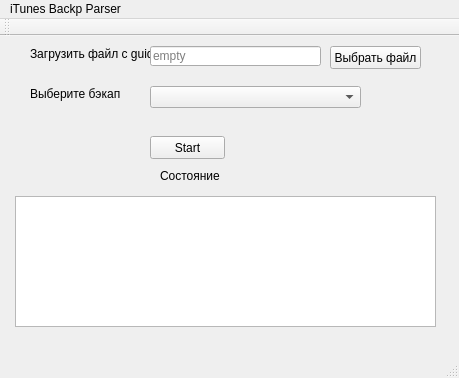
This is mainwindow.ui in vohulg/iTunesParser as Qt 5 draws it before an edit. The edited form follows.
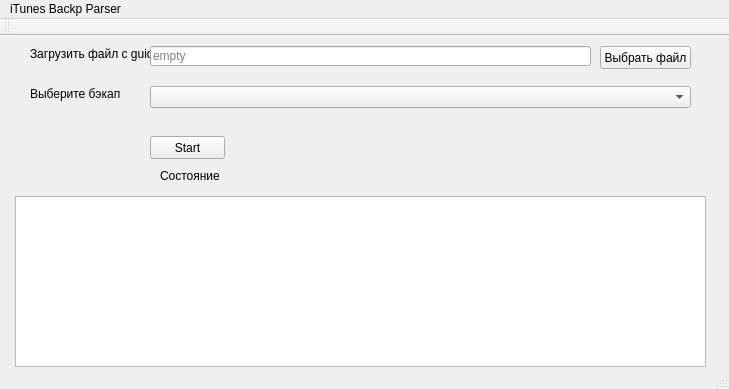
This is the edited form.

```diff
--- a/mainwindow.ui
+++ b/mainwindow.ui
@@ -9,8 +9,8 @@
    <rect>
     <x>0</x>
     <y>0</y>
-    <width>459</width>
-    <height>378</height>
+    <width>729</width>
+    <height>389</height>
    </rect>
   </property>
   <property name="windowTitle">
@@ -22,7 +22,7 @@
      <rect>
       <x>150</x>
       <y>50</y>
-      <width>211</width>
+      <width>541</width>
       <height>22</height>
      </rect>
     </property>
@@ -58,8 +58,8 @@
      <rect>
       <x>15</x>
       <y>160</y>
-      <width>421</width>
-      <height>131</height>
+      <width>691</width>
+      <height>171</height>
      </rect>
     </property>
    </widget>
@@ -94,7 +94,7 @@
      <rect>
       <x>150</x>
       <y>10</y>
-      <width>171</width>
+      <width>441</width>
       <height>20</height>
      </rect>
     </property>
@@ -108,7 +108,7 @@
    <widget class="QPushButton" name="chooseFileBtn">
     <property name="geometry">
      <rect>
-      <x>330</x>
+      <x>600</x>
       <y>10</y>
       <width>91</width>
       <height>23</height>
@@ -124,7 +124,7 @@
     <rect>
      <x>0</x>
      <y>0</y>
-     <width>459</width>
+     <width>729</width>
      <height>21</height>
     </rect>
    </property>
```
